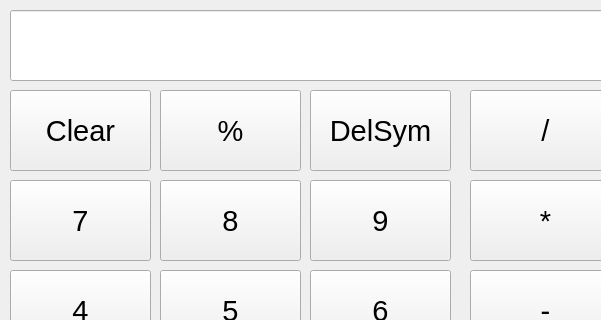
The window that src/Calc/mainwindow.ui (Aidahar/Calc_s21) describes before a commit, drawn with Qt 5; both pictures show x 0 to 601 and y 0 to 320 of the 1017 by 603 pixel window.
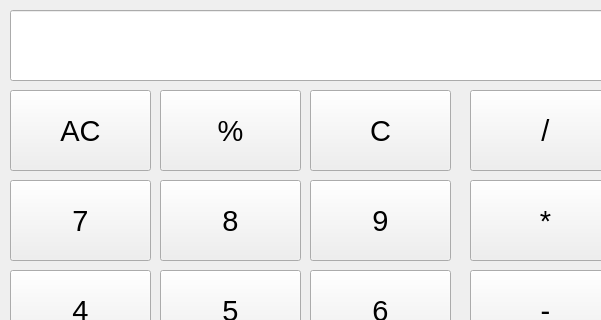
The same window after the commit. Icons and pictures are not drawn.

Commit message: add press buttons add to linetext symbols

```diff
--- a/src/Calc/mainwindow.ui
+++ b/src/Calc/mainwindow.ui
@@ -141,7 +141,7 @@
      </font>
     </property>
     <property name="text">
-     <string>DelSym</string>
+     <string>C</string>
     </property>
    </widget>
    <widget class="QPushButton" name="pushButton_5">
@@ -177,7 +177,7 @@
      </font>
     </property>
     <property name="text">
-     <string>Clear</string>
+     <string>AC</string>
     </property>
    </widget>
    <widget class="QPushButton" name="pushButton_7">
```
Left out of the diff: 43 changed lines with no effect on the pictures. The commit also changes 2 other files.
